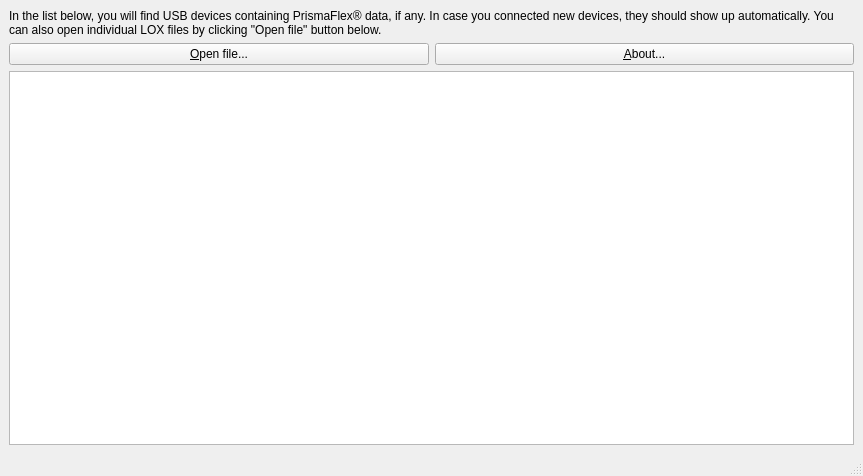
mpasternak/pfreader-gui, file src/pfreader_gui/mainwindow.ui: the form before one commit.
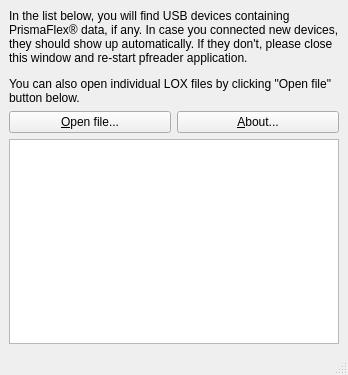
The form after the commit. Icons and pictures are not drawn.

Commit message: Progress bar, auto-fit columns widths

What changed in the file:
```diff
--- a/src/pfreader_gui/mainwindow.ui
+++ b/src/pfreader_gui/mainwindow.ui
@@ -6,8 +6,8 @@
    <rect>
     <x>0</x>
     <y>0</y>
-    <width>863</width>
-    <height>476</height>
+    <width>348</width>
+    <height>375</height>
    </rect>
   </property>
   <property name="windowTitle">
@@ -17,19 +17,17 @@
    <layout class="QGridLayout" name="gridLayout_2">
     <item row="0" column="0">
      <layout class="QGridLayout" name="gridLayout">
-      <item row="0" column="0">
-       <widget class="QLabel" name="label">
+      <item row="1" column="1">
+       <widget class="QPushButton" name="aboutButton">
         <property name="text">
-         <string>In the list below, you will find USB devices containing PrismaFlex® data, if any. In case you connected new devices, they should show up automatically. You can also open individual LOX files by clicking &quot;Open file&quot; button below. </string>
-        </property>
-        <property name="wordWrap">
-         <bool>true</bool>
+         <string>&amp;About...</string>
         </property>
        </widget>
       </item>
+      <item row="2" column="0" colspan="2">
+       <widget class="QTreeView" name="treeView"/>
+      </item>
       <item row="1" column="0">
-       <layout class="QHBoxLayout" name="horizontalLayout">
-        <item>
          <widget class="QPushButton" name="openFileButton">
           <property name="text">
            <string>&amp;Open file...</string>
@@ -39,17 +37,18 @@
           </property>
          </widget>
         </item>
-        <item>
-         <widget class="QPushButton" name="aboutButton">
+      <item row="0" column="0" colspan="2">
+       <widget class="QLabel" name="label">
           <property name="text">
-           <string>&amp;About...</string>
-          </property>
-         </widget>
-        </item>
-       </layout>
-      </item>
-      <item row="2" column="0">
-       <widget class="QTreeView" name="treeView"/>
+         <string>&lt;html&gt;&lt;head/&gt;&lt;body&gt;&lt;p&gt;In the list below, you will find USB devices containing PrismaFlex® data, if any. In case you connected new devices, they should show up automatically. If they don't, please close this window and re-start pfreader application. &lt;/p&gt;&lt;p&gt;You can also open individual LOX files by clicking &amp;quot;Open file&amp;quot; button below. &lt;/p&gt;&lt;/body&gt;&lt;/html&gt;</string>
+        </property>
+        <property name="textFormat">
+         <enum>Qt::RichText</enum>
+        </property>
+        <property name="wordWrap">
+         <bool>true</bool>
+        </property>
+       </widget>
       </item>
      </layout>
     </item>
```
Left out of the diff: 5 changed lines with no effect on the pictures. Lines whose indentation alone changed are shown as unchanged. The commit also changes 2 other files.
